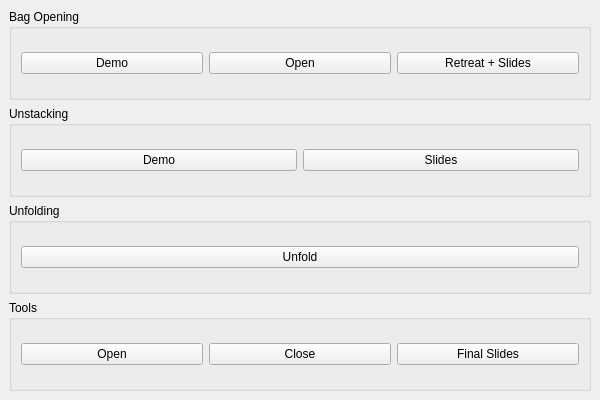
Above: softenable_display/resource/main_window.ui from llach/softenable-ui before the change. Below: the same form after it.
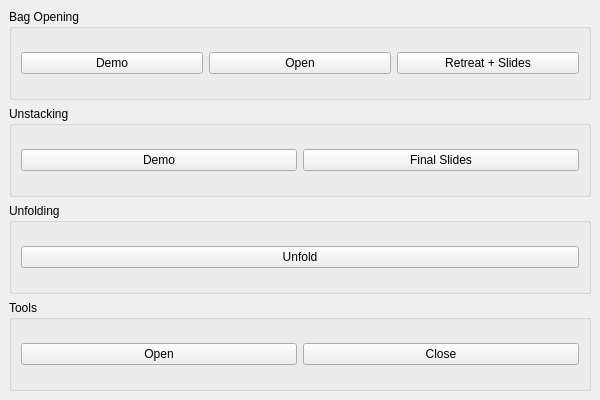
That is the form after the change.

Commit message: add demo buttons

What changed in the file:
```diff
--- a/softenable_display/resource/main_window.ui
+++ b/softenable_display/resource/main_window.ui
@@ -38,7 +38,7 @@
       </property>
       <layout class="QHBoxLayout" name="horizontalLayout2">
        <item><widget class="QPushButton" name="btnUnstackDemo"><property name="text"><string>Demo</string></property></widget></item>
-       <item><widget class="QPushButton" name="btnUnstackSlides"><property name="text"><string>Slides</string></property></widget></item>
+       <item><widget class="QPushButton" name="btnUnstackSlides"><property name="text"><string>Final Slides</string></property></widget></item>
       </layout>
      </widget>
     </item>
@@ -64,7 +64,6 @@
       <layout class="QHBoxLayout" name="horizontalLayout4">
        <item><widget class="QPushButton" name="btnToolsOpen"><property name="text"><string>Open</string></property></widget></item>
        <item><widget class="QPushButton" name="btnToolsClose"><property name="text"><string>Close</string></property></widget></item>
-       <item><widget class="QPushButton" name="btnFinalSlides"><property name="text"><string>Final Slides</string></property></widget></item>
       </layout>
      </widget>
     </item>
```
The commit also changes 1 other file.
